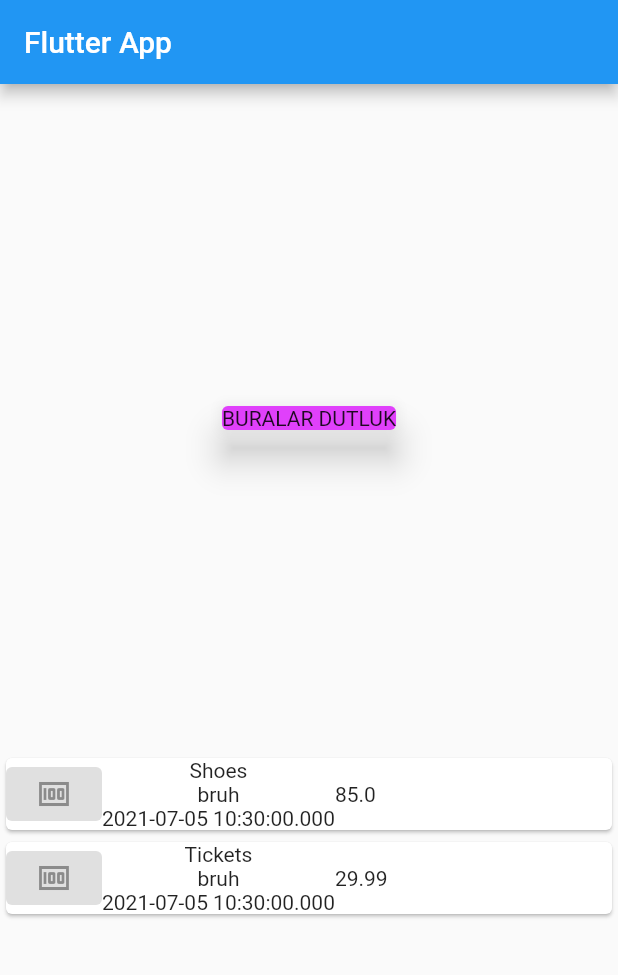
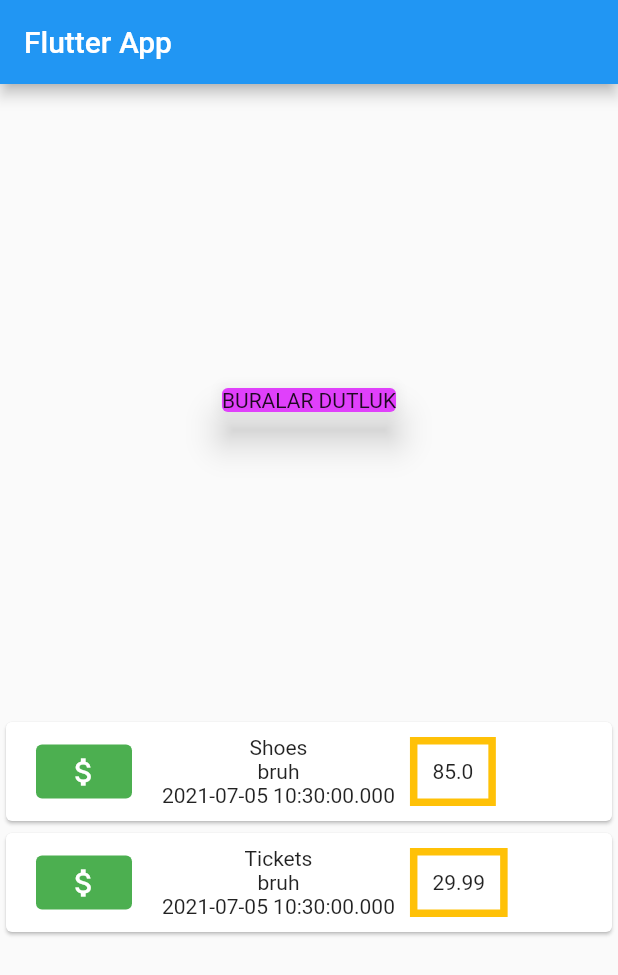
Before and after one commit to Ozkanozsm/harcama_uygulamasi, a Flutter app: the screen it shows after launch, on a phone screen of 412 x 824 dp. Shown: the top 975 px of the screen. Run offline on Flutter 3.47's test engine with Material 2 defaults, Android fonts, the phone set to English and light mode, and no system bars.

Commit message:
Stylize transaction cards

```diff
--- a/lib/main.dart
+++ b/lib/main.dart
@@ -56,11 +56,19 @@ class MyHomePage extends StatelessWidget {
                           children: [
                             Container(
                               child: ElevatedButton(
+                                style: ButtonStyle(
+                                  backgroundColor:
+                                      MaterialStateProperty.all<Color>(
+                                          Colors.green),
+                                ),
                                 child: Icon(
-                                  Icons.money,
+                                  Icons.attach_money_outlined,
+                                  color: Colors.white,
                                 ),
                                 onPressed: null,
                               ),
+                              margin: EdgeInsets.symmetric(
+                                  vertical: 5, horizontal: 20),
                             ),
                             Column(
                               children: [
@@ -70,6 +78,13 @@ class MyHomePage extends StatelessWidget {
                               ],
                             ),
                             Container(
+                              margin: EdgeInsets.all(10),
+                              padding: EdgeInsets.all(10),
+                              decoration: BoxDecoration(
+                                  border: Border.all(
+                                color: Colors.amber,
+                                width: 5,
+                              )),
                               child: Text(tx.amount.toString()),
                             ),
                           ],
```
